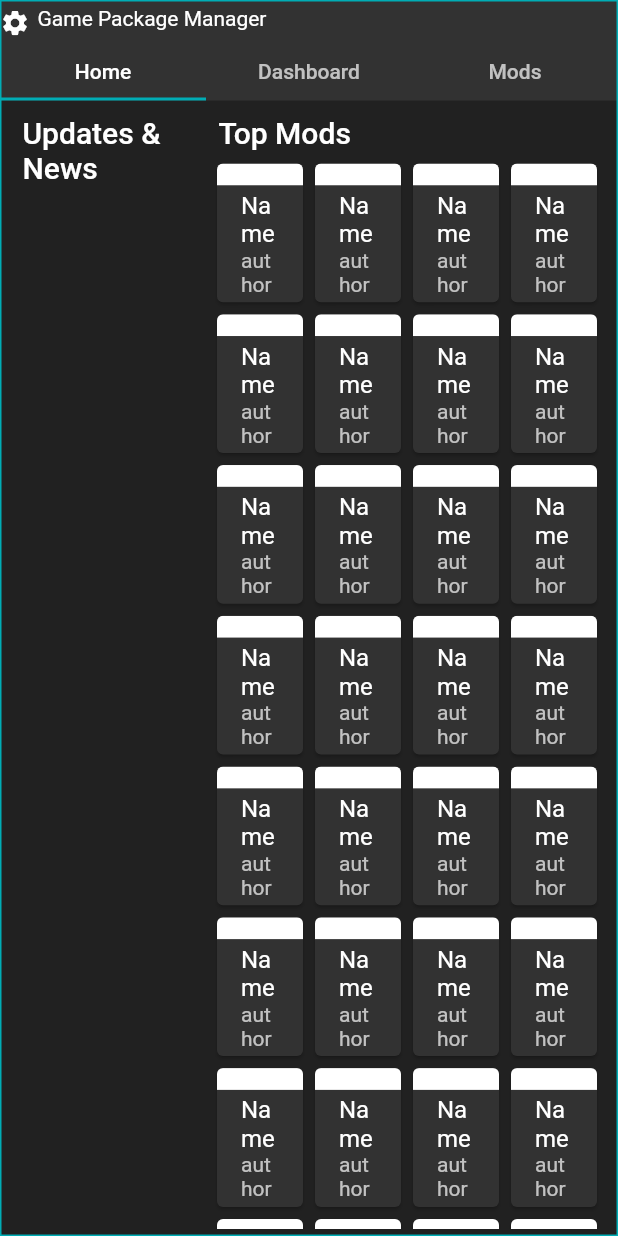
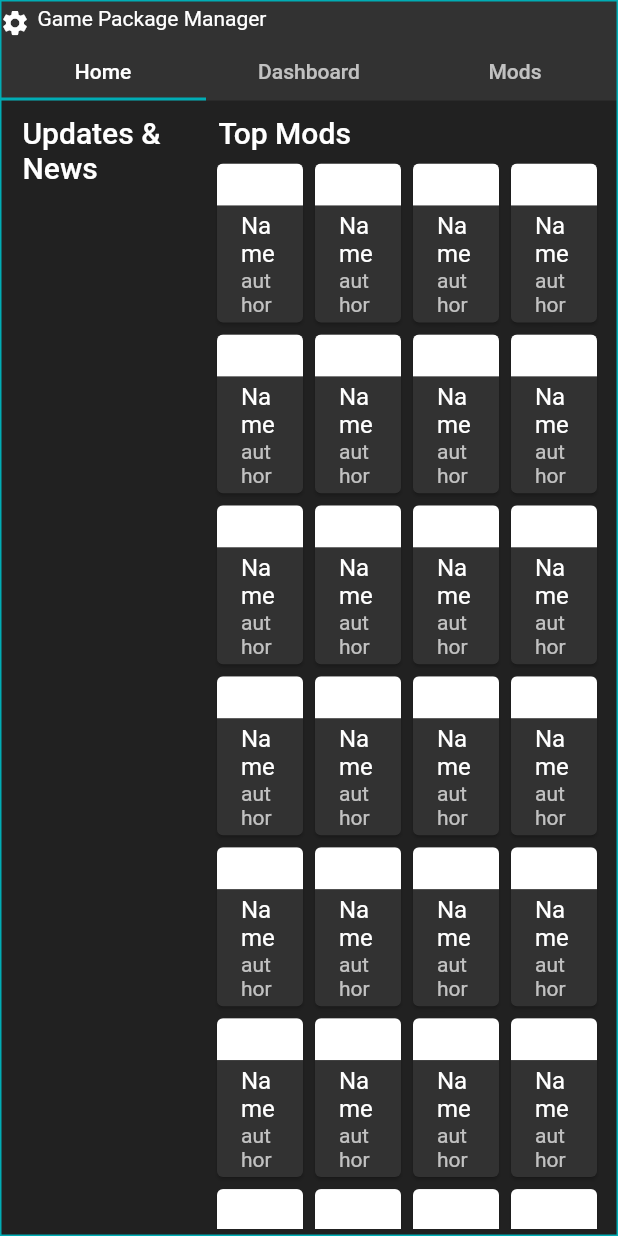
Before and after one commit to Wetbikeboy2500/Cyber77_gpm_ui, a Flutter app: the screen it shows after launch, on a phone screen of 412 x 824 dp. Run offline on Flutter 3.47's test engine with Material 2 defaults, Android fonts, the phone set to English and light mode, and no system bars; our stand-ins replace dio; missing offline and left inert: bitsdojo_window; network calls fail.

Commit message:
Fixed up design and sizing

```diff
--- a/lib/pages/Home.dart
+++ b/lib/pages/Home.dart
@@ -25,7 +25,6 @@ class _HomeState extends State<Home> {
 
   @override
   Widget build(BuildContext context) {
-    print(MediaQuery.of(context).size.width);
     double width = MediaQuery.of(context).size.width;
     return Row(
       children: [
--- a/lib/widgets/ModsCard.dart
+++ b/lib/widgets/ModsCard.dart
@@ -13,6 +13,18 @@ class _ModsCardState extends State<ModsCard> {
   Widget build(BuildContext context) {
     final double screenWidth = MediaQuery.of(context).size.width;
 
+    final int count = screenWidth < 850
+        ? 4
+        : screenWidth < 950
+            ? 5
+            : screenWidth < 1150
+                ? 6
+                : screenWidth < 1450
+                    ? 7
+                    : screenWidth < 1750
+                        ? 8
+                        : 10;
+
     return Column(
       crossAxisAlignment: CrossAxisAlignment.start,
       children: [
@@ -25,14 +37,9 @@ class _ModsCardState extends State<ModsCard> {
         ),
         Expanded(
           child: GridView.count(
-            crossAxisCount: screenWidth < 850
-                ? 4
-                : screenWidth < 950
-                    ? 5
-                    : screenWidth < 1050
-                        ? 6
-                        : 8,
-            childAspectRatio: 0.65,
+            crossAxisCount: count,
+            childAspectRatio:
+                (screenWidth / count) / (((screenWidth / count) * 1.55) + 20),
             children: List.filled(
               50,
               ModTile(
--- a/lib/widgets/TitleBar.dart
+++ b/lib/widgets/TitleBar.dart
@@ -17,7 +17,9 @@ class TitleBar extends StatelessWidget {
       return Material(
         color: Theme.of(context).primaryColor,
         child: WindowTitleBarBox(
-          child: Row(
+          child: Stack(
+            children: [
+              Row(
                 children: [
                   WindowButton(
                     padding: const EdgeInsets.only(bottom: 0),
@@ -49,6 +51,25 @@ class TitleBar extends StatelessWidget {
                     child: MoveWindow(),
                   ),
                   WindowButtons(),
+                ],
+              ),
+              Row(
+                children: [
+                  Expanded(
+                    child: Center(
+                      child: Padding(
+                        padding: const EdgeInsets.only(
+                          bottom: 5,
+                        ),
+                        child: Text(
+                          'Cyberpunk 2077',
+                          textAlign: TextAlign.center,
+                        ),
+                      ),
+                    ),
+                  ),
+                ],
+              )
             ],
           ),
         ),
```
Also changed, not shown: lib/pages/Settings.dart (+33 -4 lines). Lines whose indentation alone changed are shown as unchanged.
